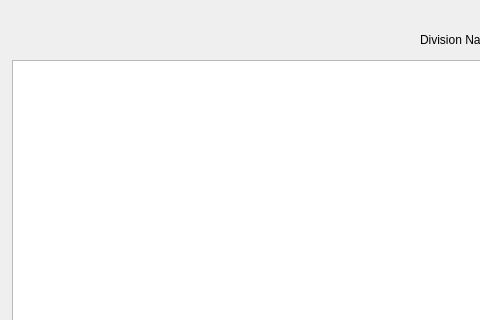
Qt form divisionselector.ui (stefanmarjanovic/Comp) before a commit; both pictures show x 0 to 480 and y 0 to 320 of the 781 by 615 pixel window.
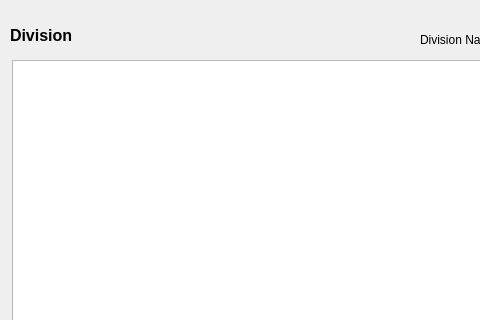
The same form after that commit.

Commit message:
Add Labels and Competition interface
Add titles on dialogue boxes
Add Competition interface

Patch:
```diff
--- a/divisionselector.ui
+++ b/divisionselector.ui
@@ -75,6 +75,26 @@
     </rect>
    </property>
   </widget>
+  <widget class="QLabel" name="label_2">
+   <property name="geometry">
+    <rect>
+     <x>10</x>
+     <y>25</y>
+     <width>191</width>
+     <height>21</height>
+    </rect>
+   </property>
+   <property name="font">
+    <font>
+     <pointsize>12</pointsize>
+     <weight>75</weight>
+     <bold>true</bold>
+    </font>
+   </property>
+   <property name="text">
+    <string>Division</string>
+   </property>
+  </widget>
  </widget>
  <tabstops>
   <tabstop>searchText</tabstop>
```
The commit also changes 15 other files.
